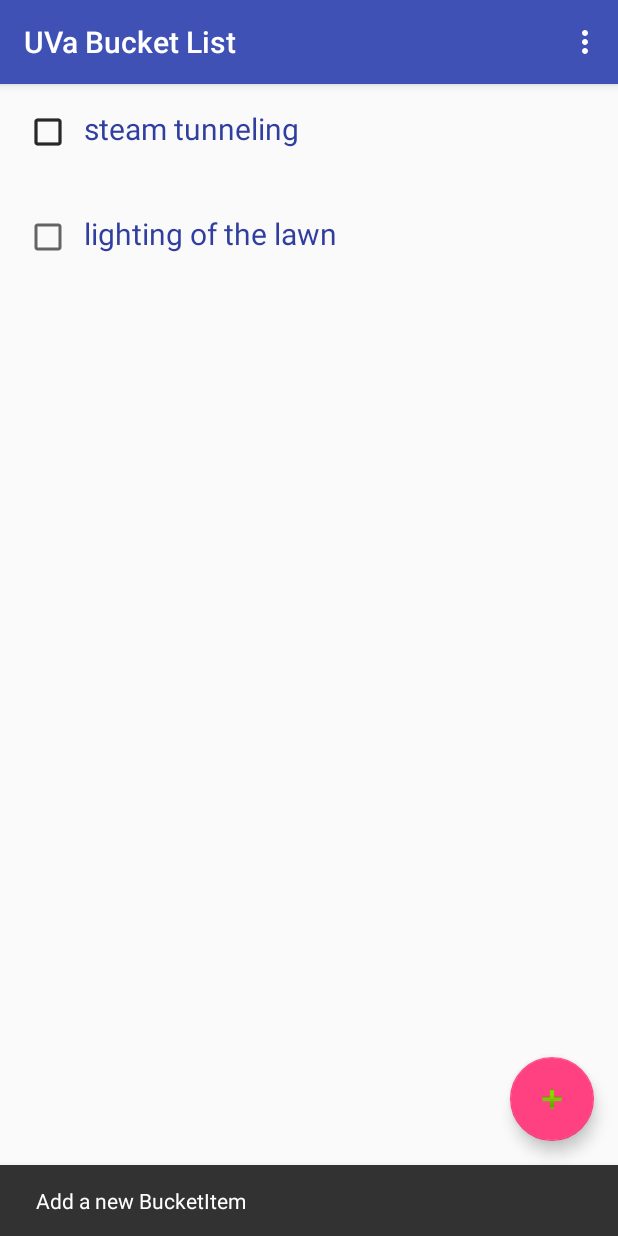
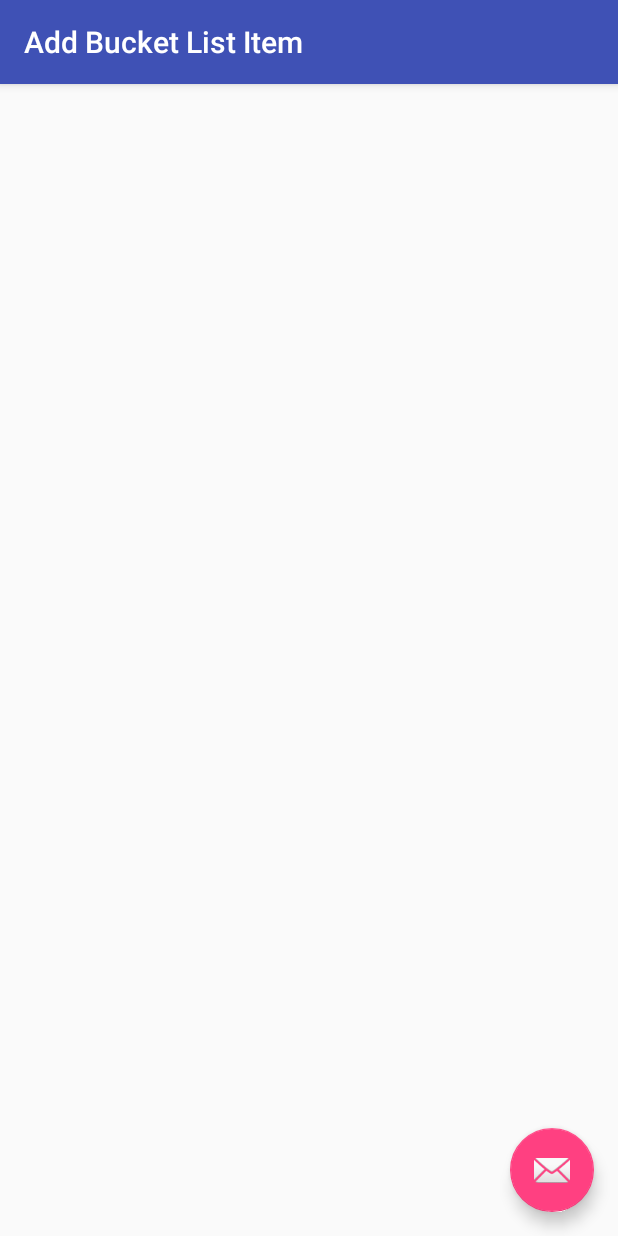
Before and after one commit to ww6vh/Android_Project_gengar, an Android app: the screen it shows after launch (BucketListActivity before the commit, AddItemActivity after it), after a tap on an icon or button, on a phone screen of 412 x 824 dp. Run offline under Robolectric (Android 15) with nearby library versions, the phone set to English and light mode, and no system bars.

Commit message:
Added a second activity, and created the intents to go back and forth from the main page to the secondary page.

```diff
--- a/app/src/main/AndroidManifest.xml
+++ b/app/src/main/AndroidManifest.xml
@@ -18,6 +18,10 @@
                 <category android:name="android.intent.category.LAUNCHER" />
             </intent-filter>
         </activity>
+        <activity
+            android:name=".AddItemActivity"
+            android:label="Add Bucket List Item"
+            android:theme="@style/AppTheme.NoActionBar"></activity>
     </application>
 
 </manifest>
--- /dev/null
+++ b/app/src/main/java/androidminiapp_tre7ca_ww6vh/androidminiapp_tre7ca_ww6vh/AddItemActivity.java
@@ -0,0 +1,40 @@
+package androidminiapp_tre7ca_ww6vh.androidminiapp_tre7ca_ww6vh;
+
+import android.content.Intent;
+import android.os.Bundle;
+import android.support.design.widget.FloatingActionButton;
+import android.support.design.widget.Snackbar;
+import android.support.v7.app.AppCompatActivity;
+import android.support.v7.widget.Toolbar;
+import android.view.View;
+
+public class AddItemActivity extends AppCompatActivity {
+
+    @Override
+    protected void onCreate(Bundle savedInstanceState) {
+        super.onCreate(savedInstanceState);
+        setContentView(R.layout.activity_add_item);
+        Toolbar toolbar = (Toolbar) findViewById(R.id.toolbar);
+        setSupportActionBar(toolbar);
+
+        FloatingActionButton fab = (FloatingActionButton) findViewById(R.id.fab);
+        fab.setOnClickListener(new View.OnClickListener() {
+            @Override
+            public void onClick(View view) {
+                //Snackbar.make(view, "Replace with your own action", Snackbar.LENGTH_LONG)
+                //        .setAction("Action", null).show();
+                startActivity1(view);
+            }
+        });
+    }
+
+    public void startActivity1(View view) {
+        Intent intent = new Intent(this, BucketListActivity.class);
+        startActivity(intent);
+    }
+
+
+
+
+
+}
--- a/app/src/main/java/androidminiapp_tre7ca_ww6vh/androidminiapp_tre7ca_ww6vh/BucketListActivity.java
+++ b/app/src/main/java/androidminiapp_tre7ca_ww6vh/androidminiapp_tre7ca_ww6vh/BucketListActivity.java
@@ -2,6 +2,7 @@
 
 /**
  * Code adapted from Professor Sheriff's ListExample code
+ * Code adapted from Professor Sheriff's IntentExample code
  */
 
 import android.os.Bundle;
@@ -20,7 +21,14 @@
 import android.support.v7.widget.RecyclerView;
 import android.util.Log;
 
+import android.app.Activity;
+import android.content.Intent;
+import android.net.Uri;
+import android.support.v7.app.AppCompatActivity;
+
 import java.util.ArrayList;
+
+import java.net.URI;
 
 public class BucketListActivity extends AppCompatActivity {
 
@@ -48,8 +56,9 @@
         fab.setOnClickListener(new View.OnClickListener() {
             @Override
             public void onClick(View view) {
-                Snackbar.make(view, "Add a new BucketItem", Snackbar.LENGTH_LONG)
-                        .setAction("Action", null).show();
+                //Snackbar.make(view, "Add a new BucketItem", Snackbar.LENGTH_LONG)
+                //        .setAction("Action", null).show();
+                startActivity2(view);
             }
         });
     }
@@ -89,4 +98,11 @@
 
         return super.onOptionsItemSelected(item);
     }
+
+    public void startActivity2(View view) {
+        Intent intent = new Intent(this, AddItemActivity.class);
+        startActivity(intent);
+    }
+
+
 }
--- /dev/null
+++ b/app/src/main/res/layout/activity_add_item.xml
@@ -0,0 +1,34 @@
+<?xml version="1.0" encoding="utf-8"?>
+<android.support.design.widget.CoordinatorLayout xmlns:android="http://schemas.android.com/apk/res/android"
+    xmlns:app="http://schemas.android.com/apk/res-auto"
+    xmlns:tools="http://schemas.android.com/tools"
+    android:layout_width="match_parent"
+    android:layout_height="match_parent"
+    android:fitsSystemWindows="true"
+    tools:context="androidminiapp_tre7ca_ww6vh.androidminiapp_tre7ca_ww6vh.AddItemActivity">
+
+    <android.support.design.widget.AppBarLayout
+        android:layout_width="match_parent"
+        android:layout_height="wrap_content"
+        android:theme="@style/AppTheme.AppBarOverlay">
+
+        <android.support.v7.widget.Toolbar
+            android:id="@+id/toolbar"
+            android:layout_width="match_parent"
+            android:layout_height="?attr/actionBarSize"
+            android:background="?attr/colorPrimary"
+            app:popupTheme="@style/AppTheme.PopupOverlay" />
+
+    </android.support.design.widget.AppBarLayout>
+
+    <include layout="@layout/content_add_item" />
+
+    <android.support.design.widget.FloatingActionButton
+        android:id="@+id/fab"
+        android:layout_width="wrap_content"
+        android:layout_height="wrap_content"
+        android:layout_gravity="bottom|end"
+        android:layout_margin="@dimen/fab_margin"
+        app:srcCompat="@android:drawable/ic_dialog_email" />
+
+</android.support.design.widget.CoordinatorLayout>
--- /dev/null
+++ b/app/src/main/res/layout/content_add_item.xml
@@ -0,0 +1,16 @@
+<?xml version="1.0" encoding="utf-8"?>
+<RelativeLayout xmlns:android="http://schemas.android.com/apk/res/android"
+    xmlns:app="http://schemas.android.com/apk/res-auto"
+    xmlns:tools="http://schemas.android.com/tools"
+    android:id="@+id/content_add_item"
+    android:layout_width="match_parent"
+    android:layout_height="match_parent"
+    android:paddingBottom="@dimen/activity_vertical_margin"
+    android:paddingLeft="@dimen/activity_horizontal_margin"
+    android:paddingRight="@dimen/activity_horizontal_margin"
+    android:paddingTop="@dimen/activity_vertical_margin"
+    app:layout_behavior="@string/appbar_scrolling_view_behavior"
+    tools:context="androidminiapp_tre7ca_ww6vh.androidminiapp_tre7ca_ww6vh.AddItemActivity"
+    tools:showIn="@layout/activity_add_item">
+
+</RelativeLayout>
--- a/app/src/main/res/values/strings.xml
+++ b/app/src/main/res/values/strings.xml
@@ -1,4 +1,5 @@
 <resources>
     <string name="app_name">Androidminiapp_tre7ca_ww6vh</string>
     <string name="action_settings">Settings</string>
+    <string name="title_activity_add_item">AddItemActivity</string>
 </resources>
```
